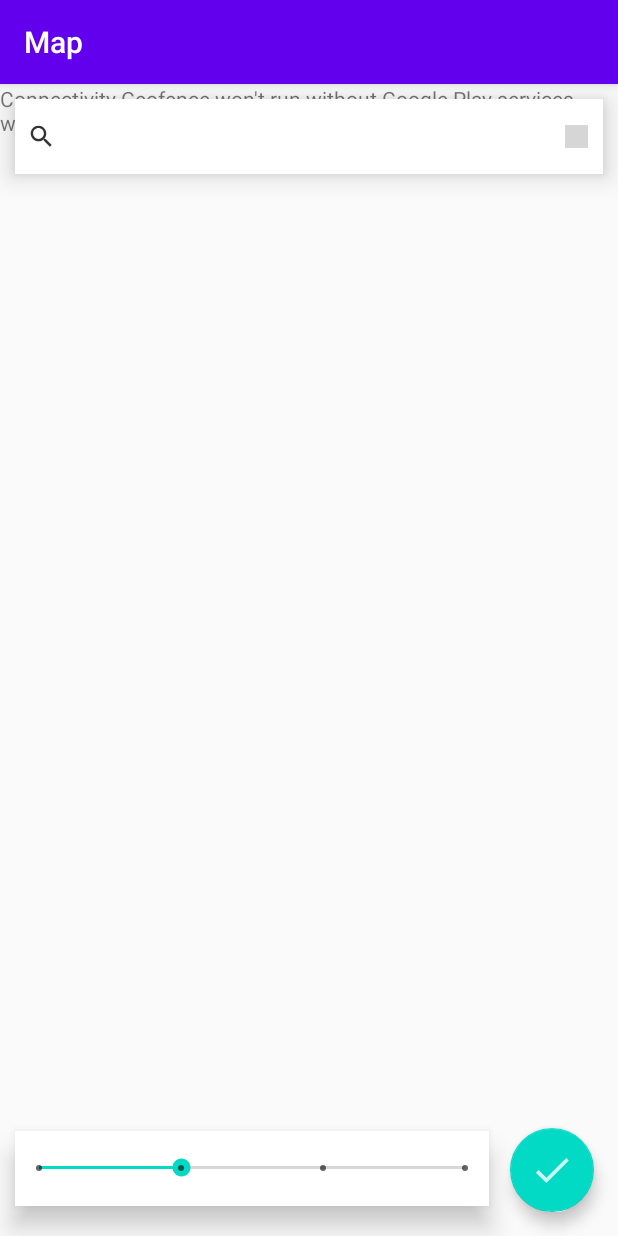
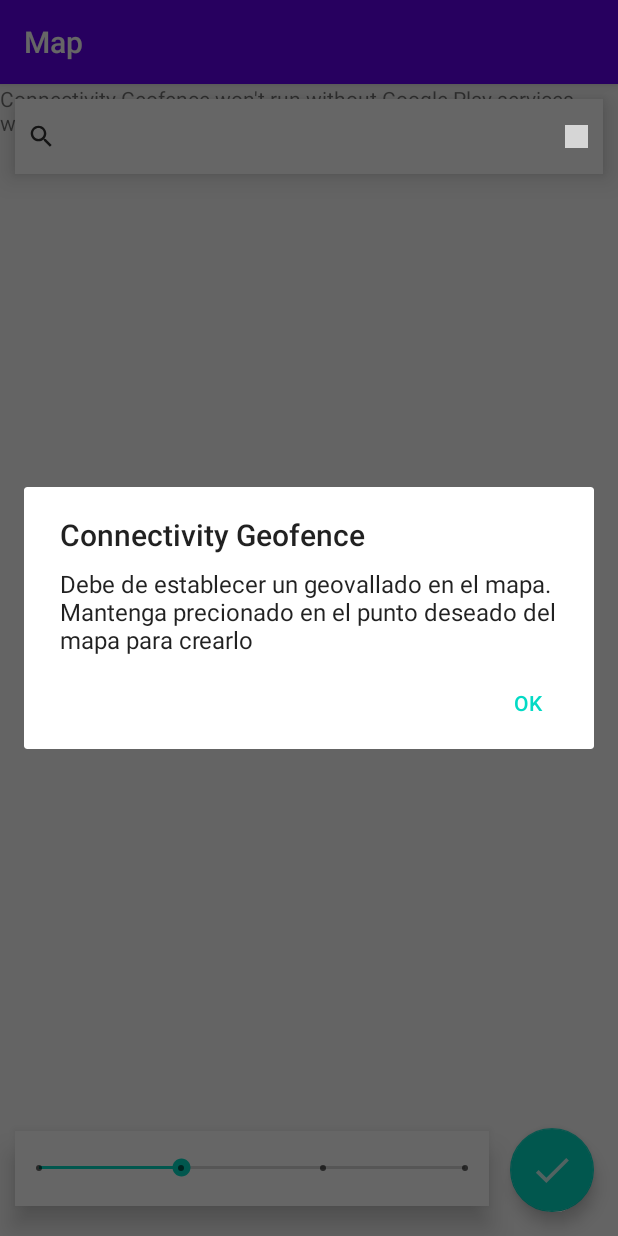
Before and after one commit to sr0reyes/connectivityGeoFences-androidApp, an Android app: the GeofenceMap screen opened directly, with no data from a screen before it, after a tap on an icon or button, on a phone screen of 412 x 824 dp. Run offline under Robolectric (Android 15) with nearby library versions, the phone set to English and light mode, and no system bars; grey boxes are pictures that could not be loaded.

Commit message:
Se valida que exista un geofence en el mapa antes de crearlo

```diff
--- a/app/src/main/AndroidManifest.xml
+++ b/app/src/main/AndroidManifest.xml
@@ -20,7 +20,9 @@
         <receiver
             android:name=".GeoFenceBroadcastReceiver"
             android:enabled="true"
-            android:exported="true"></receiver>
+            android:exported="true">
+
+        </receiver>
         <!--
              The API key for Google Maps-based APIs is defined as a string resource.
              (See the file "res/values/google_maps_api.xml").
--- a/app/src/main/java/com/example/connectivitygeofence/GeofenceMap.kt
+++ b/app/src/main/java/com/example/connectivitygeofence/GeofenceMap.kt
@@ -1,5 +1,7 @@
 package com.example.connectivitygeofence
 
+import android.app.AlertDialog
+import android.content.DialogInterface
 import android.content.pm.PackageManager
 import android.graphics.Color
 import android.location.Address
@@ -14,6 +16,7 @@ import android.view.View
 import android.view.inputmethod.EditorInfo
 import android.widget.*
 import androidx.core.content.ContextCompat
+import com.example.connectivitygeofence.MainActivity.Companion.FINE_LOCATION_REQUEST_CODE
 import com.google.android.gms.location.FusedLocationProviderClient
 import com.google.android.gms.location.Geofence
 import com.google.android.gms.location.GeofencingClient
@@ -111,6 +114,7 @@ class GeofenceMap : AppCompatActivity(), OnMapReadyCallback, GoogleMap.OnMapLong
                 createGeoFence(circle.center, circle.radius)
             }else {
                 Log.d(TAG, "No hay geofence creada en el mapa")
+                showDialog()
             }
         }
     }
@@ -248,5 +252,20 @@ class GeofenceMap : AppCompatActivity(), OnMapReadyCallback, GoogleMap.OnMapLong
         }
     }
 
+    private fun showDialog(){
+        val builder: AlertDialog.Builder? = this.let{
+            AlertDialog.Builder(it)
+        }
+
+        builder?.setMessage(R.string.no_geofence_message)
+        builder?.setTitle(R.string.app_name)
+
+        builder?.setPositiveButton(R.string.ok, DialogInterface.OnClickListener { dialog, id ->
+        })
+
+        val dialog: AlertDialog? = builder?.create()
+
+        dialog?.show()
+    }
 
 }
--- a/app/src/main/res/values/strings.xml
+++ b/app/src/main/res/values/strings.xml
@@ -6,6 +6,7 @@
     <string name="ok">Ok</string>
     <string name="permissions_message">Esta app activará ó desactivará el Wi-Fi o Bluetooth cuando el dipositivo esté cerca de una posición que ustéd especifique.
         Es necesario que de permiso de acceder a su ubicación y que se encuentre activa para poder funcionar correctamente.</string>
+    <string name="no_geofence_message">Debe de establecer un geovallado en el mapa. Mantenga precionado en el punto deseado del mapa para crearlo</string>
 
 
     <string name="title_activity_geofence_map">Map</string>
```
